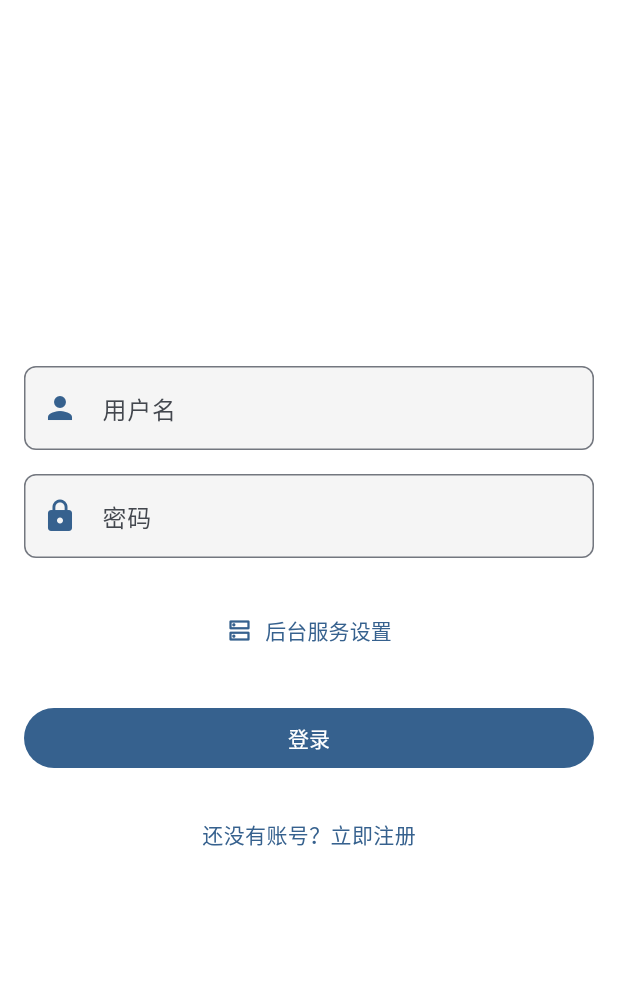
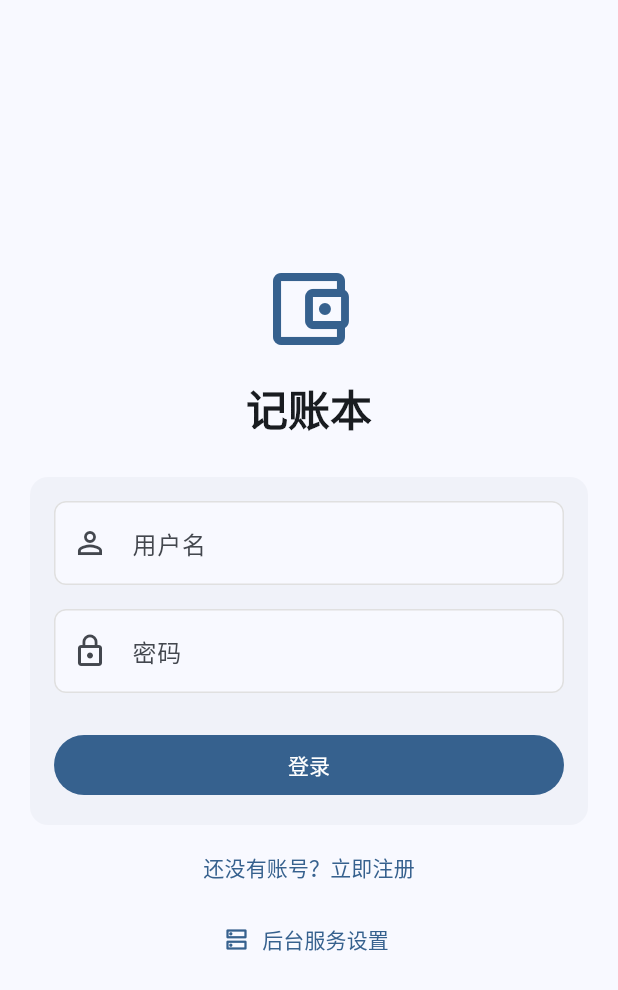
Before and after one commit to clssw1004/clsswjz-app, a Flutter app: the screen it shows after launch, on a phone screen of 412 x 824 dp. Shown: the top 990 px of the screen. Run offline on Flutter 3.47's test engine with Material 3 defaults, Android fonts, the phone set to English and light mode, and no system bars; our stand-ins replace dio, shared_preferences, sqflite, sqflite_common_ffi, syncfusion_flutter_charts; missing offline and left inert: universal_html; accounts and stored records are empty.

Commit message:
完善功能

```diff
--- a/lib/pages/login_page.dart
+++ b/lib/pages/login_page.dart
@@ -5,6 +5,7 @@ import '../services/user_service.dart';
 import '../utils/message_helper.dart';
 import '../constants/theme_constants.dart';
 import '../pages/settings/widgets/server_url_dialog.dart';
+import '../l10n/l10n.dart';
 
 class LoginPage extends StatefulWidget {
   @override
@@ -47,83 +48,159 @@ class LoginPageState extends State<LoginPage> {
   Widget build(BuildContext context) {
     final theme = Theme.of(context);
     final colorScheme = theme.colorScheme;
+    final l10n = L10n.of(context);
 
     return Scaffold(
-      body: Center(
-        child: ConstrainedBox(
+      backgroundColor: colorScheme.surface,
+      body: SafeArea(
+        child: Center(
+          child: SingleChildScrollView(
+            child: Container(
               constraints: BoxConstraints(
                 maxWidth: AppDimens.dialogMaxWidth,
               ),
-          child: SingleChildScrollView(
               padding: EdgeInsets.symmetric(
                 horizontal: AppDimens.padding,
                 vertical: AppDimens.spacing24,
               ),
-            child: Form(
-              key: _formKey,
               child: Column(
                 mainAxisAlignment: MainAxisAlignment.center,
                 crossAxisAlignment: CrossAxisAlignment.stretch,
                 children: [
+                  // Logo 和标题
+                  Icon(
+                    Icons.account_balance_wallet_outlined,
+                    size: 64,
+                    color: colorScheme.primary,
+                  ),
+                  SizedBox(height: AppDimens.spacing16),
+                  Text(
+                    l10n.appName,
+                    textAlign: TextAlign.center,
+                    style: theme.textTheme.headlineMedium?.copyWith(
+                      color: colorScheme.onSurface,
+                      fontWeight: FontWeight.bold,
+                    ),
+                  ),
+                  SizedBox(height: AppDimens.spacing24),
+
+                  // 登录表单
+                  Card(
+                    elevation: 0,
+                    color: colorScheme.surfaceVariant.withOpacity(0.3),
+                    shape: RoundedRectangleBorder(
+                      borderRadius: BorderRadius.circular(AppDimens.cardRadius),
+                    ),
+                    child: Padding(
+                      padding: EdgeInsets.all(AppDimens.padding),
+                      child: Form(
+                        key: _formKey,
+                        child: Column(
+                          crossAxisAlignment: CrossAxisAlignment.stretch,
+                          children: [
+                            // 用户名输入框
                             TextFormField(
                               controller: _usernameController,
                               decoration: InputDecoration(
-                      labelText: '用户名',
-                      prefixIcon: Icon(
-                        Icons.person,
-                        color: colorScheme.primary,
-                      ),
-                      border: OutlineInputBorder(
-                        borderRadius: BorderRadius.circular(8),
-                        borderSide: BorderSide(color: colorScheme.outline),
-                      ),
-                      enabledBorder: OutlineInputBorder(
-                        borderRadius: BorderRadius.circular(8),
-                        borderSide: BorderSide(color: colorScheme.outline),
-                      ),
-                      focusedBorder: OutlineInputBorder(
-                        borderRadius: BorderRadius.circular(8),
-                        borderSide: BorderSide(color: colorScheme.primary),
-                      ),
+                                labelText: l10n.username,
+                                prefixIcon: Icon(Icons.person_outline),
+                                filled: true,
+                                fillColor: colorScheme.surface,
                               ),
                               validator: (value) {
                                 if (value == null || value.isEmpty) {
-                        return '请输入用户名';
+                                  return l10n.usernameRequired;
                                 }
                                 return null;
                               },
                             ),
-                  SizedBox(height: 16),
+                            SizedBox(height: AppDimens.spacing16),
+
+                            // 密码输入框
                             TextFormField(
                               controller: _passwordController,
                               decoration: InputDecoration(
-                      labelText: '密码',
-                      prefixIcon: Icon(
-                        Icons.lock,
-                        color: colorScheme.primary,
-                      ),
-                      border: OutlineInputBorder(
-                        borderRadius: BorderRadius.circular(8),
-                        borderSide: BorderSide(color: colorScheme.outline),
-                      ),
-                      enabledBorder: OutlineInputBorder(
-                        borderRadius: BorderRadius.circular(8),
-                        borderSide: BorderSide(color: colorScheme.outline),
-                      ),
-                      focusedBorder: OutlineInputBorder(
-                        borderRadius: BorderRadius.circular(8),
-                        borderSide: BorderSide(color: colorScheme.primary),
-                      ),
+                                labelText: l10n.password,
+                                prefixIcon: Icon(Icons.lock_outline),
+                                filled: true,
+                                fillColor: colorScheme.surface,
                               ),
                               obscureText: true,
                               validator: (value) {
                                 if (value == null || value.isEmpty) {
-                        return '请输入密码';
+                                  return l10n.passwordRequired;
                                 }
                                 return null;
                               },
                             ),
-                  SizedBox(height: 24),
+                            SizedBox(height: AppDimens.spacing24),
+
+                            // 登录按钮
+                            FilledButton(
+                              onPressed: _isLoading ? null : _handleLogin,
+                              style: FilledButton.styleFrom(
+                                minimumSize: Size.fromHeight(AppDimens.buttonHeight),
+                                backgroundColor: _isLoading
+                                    ? colorScheme.primary.withOpacity(0.8)
+                                    : colorScheme.primary,
+                                disabledBackgroundColor: colorScheme.primary.withOpacity(0.8),
+                                padding: EdgeInsets.zero,
+                              ),
+                              child: AnimatedContainer(
+                                duration: Duration(milliseconds: 300),
+                                curve: Curves.easeInOut,
+                                height: AppDimens.buttonHeight,
+                                child: Center(
+                                  child: _isLoading
+                                      ? Row(
+                                          mainAxisAlignment: MainAxisAlignment.center,
+                                          children: [
+                                            SizedBox(
+                                              width: 20,
+                                              height: 20,
+                                              child: CircularProgressIndicator(
+                                                strokeWidth: 2.5,
+                                                valueColor: AlwaysStoppedAnimation<Color>(
+                                                  colorScheme.onPrimary.withOpacity(0.9),
+                                                ),
+                                              ),
+                                            ),
+                                            SizedBox(width: 12),
+                                            Text(
+                                              '登录中...',
+                                              style: theme.textTheme.labelLarge?.copyWith(
+                                                color: colorScheme.onPrimary.withOpacity(0.9),
+                                              ),
+                                            ),
+                                          ],
+                                        )
+                                      : Text(
+                                          l10n.login,
+                                          style: theme.textTheme.labelLarge?.copyWith(
+                                            color: colorScheme.onPrimary,
+                                          ),
+                                        ),
+                                ),
+                              ),
+                            ),
+                          ],
+                        ),
+                      ),
+                    ),
+                  ),
+
+                  // 注册链接
+                  TextButton(
+                    onPressed: () {
+                      Navigator.push(
+                        context,
+                        MaterialPageRoute(builder: (context) => RegisterPage()),
+                      );
+                    },
+                    child: Text(l10n.noAccount),
+                  ),
+
+                  // 服务器设置
                   TextButton.icon(
                     onPressed: () => showDialog(
                       context: context,
@@ -132,62 +209,8 @@ class LoginPageState extends State<LoginPage> {
                     icon: Icon(
                       Icons.dns_outlined,
                       size: 18,
-                      color: colorScheme.primary,
                     ),
-                    label: Text(
-                      '后台服务设置',
-                      style: theme.textTheme.labelLarge?.copyWith(
-                        color: colorScheme.primary,
-                      ),
-                    ),
-                    style: TextButton.styleFrom(
-                      padding: EdgeInsets.symmetric(
-                        horizontal: AppDimens.spacing16,
-                        vertical: AppDimens.spacing8,
-                      ),
-                      shape: RoundedRectangleBorder(
-                        borderRadius:
-                            BorderRadius.circular(AppDimens.buttonRadius),
-                      ),
-                    ),
-                  ),
-                  SizedBox(height: 24),
-                  _isLoading
-                      ? CircularProgressIndicator(
-                          valueColor: AlwaysStoppedAnimation<Color>(
-                              colorScheme.primary),
-                        )
-                      : FilledButton(
-                          onPressed: _handleLogin,
-                          style: FilledButton.styleFrom(
-                            minimumSize:
-                                Size(double.infinity, AppDimens.buttonHeight),
-                            shape: RoundedRectangleBorder(
-                              borderRadius:
-                                  BorderRadius.circular(AppDimens.buttonRadius),
-                            ),
-                          ),
-                          child: Text(
-                            '登录',
-                            style: theme.textTheme.labelLarge?.copyWith(
-                              color: colorScheme.onPrimary,
-                            ),
-                          ),
-                        ),
-                  SizedBox(height: 16),
-                  TextButton(
-                    onPressed: () {
-                      Navigator.push(
-                        context,
-                        MaterialPageRoute(builder: (context) => RegisterPage()),
-                      );
-                    },
-                    child: Text(
-                      '还没有账号？立即注册',
-                      style: theme.textTheme.bodyMedium?.copyWith(
-                        color: colorScheme.primary,
-                      ),
-                    ),
+                    label: Text(l10n.serverSettings),
                   ),
                 ],
               ),
```
Lines whose indentation alone changed are shown as unchanged.
